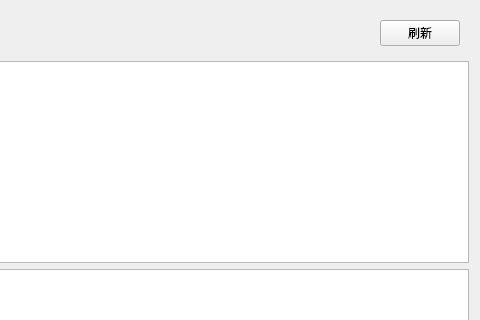
This is HsAnalysis.ui in Ying3141/yizumi-monitor as Qt 5 draws it before an edit; both pictures show x 102 to 582 and y 0 to 320 of the 582 by 482 pixel window. The edited form follows.
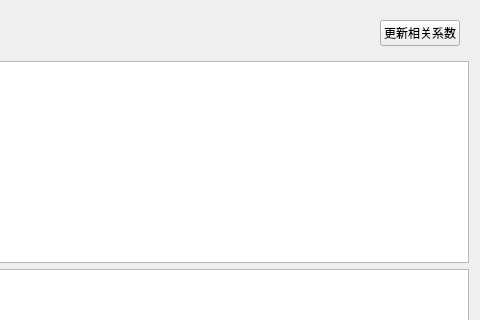
This is the edited form.

```diff
--- a/HsAnalysis.ui
+++ b/HsAnalysis.ui
@@ -40,7 +40,7 @@
       <item>
        <widget class="QPushButton" name="pushButton">
         <property name="text">
-         <string>刷新</string>
+         <string>更新相关系数</string>
         </property>
         <property name="checkable">
          <bool>false</bool>
```
